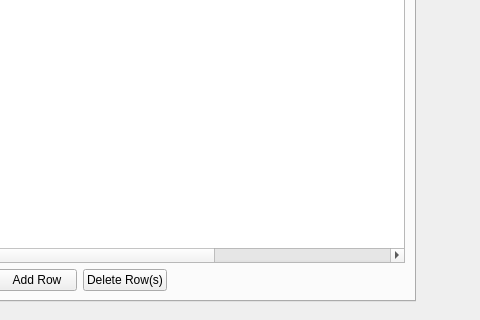
Qt form UI/biblioteq_batch_activities_browser.ui (textbrowser/biblioteq) before a commit; both pictures show x 270 to 750 and y 180 to 500 of the 750 by 500 pixel window.
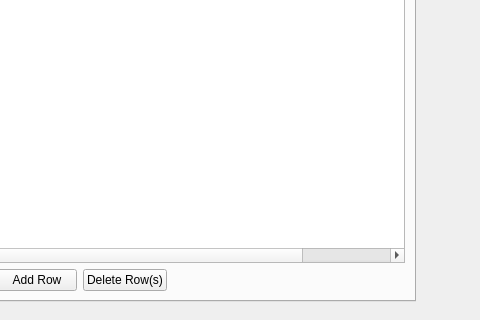
The same form after that commit. Icons and pictures are not drawn.

Commit message: Removed the description column.

```diff
--- a/UI/biblioteq_batch_activities_browser.ui
+++ b/UI/biblioteq_batch_activities_browser.ui
@@ -181,11 +181,6 @@
                <string>Results</string>
               </property>
              </column>
-             <column>
-              <property name="text">
-               <string>Description</string>
-              </property>
-             </column>
              <column>
               <property name="text">
                <string>Field</string>
```
The commit also changes 2 other files.
